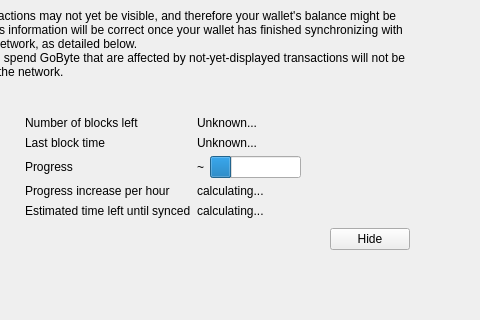
gobytecoin/gobyte, file src/qt/forms/modaloverlay.ui: the form before one commit; both pictures show x 160 to 640 and y 81 to 401 of the 640 by 401 pixel window.
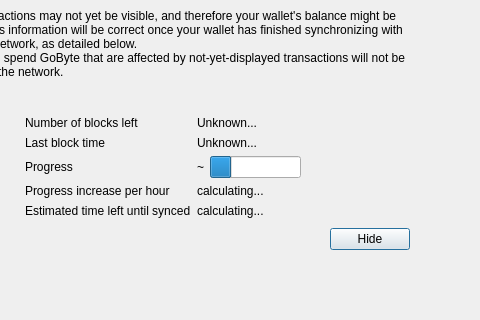
The form after the commit. Custom widgets are drawn as their Qt base class.

What changed in the file:
```diff
--- a/src/qt/forms/modaloverlay.ui
+++ b/src/qt/forms/modaloverlay.ui
@@ -299,6 +299,12 @@
              <property name="text">
               <string>Hide</string>
              </property>
+             <property name="focusPolicy">
+              <enum>Qt::StrongFocus</enum>
+             </property>
+             <property name="default">
+              <bool>true</bool>
+             </property>
             </widget>
            </item>
           </layout>
```
